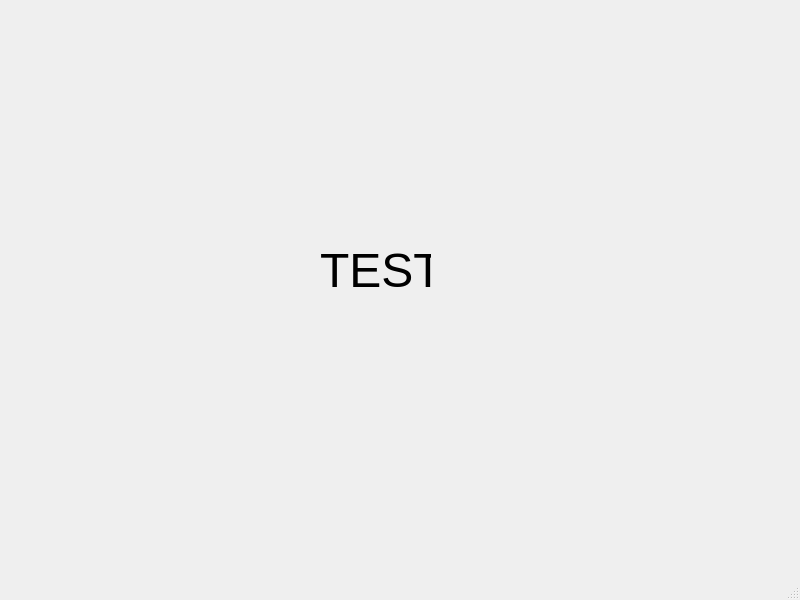
Before: the Qt Designer form admin.ui in aesthetic-what/database_with_python, drawn with Qt 5.
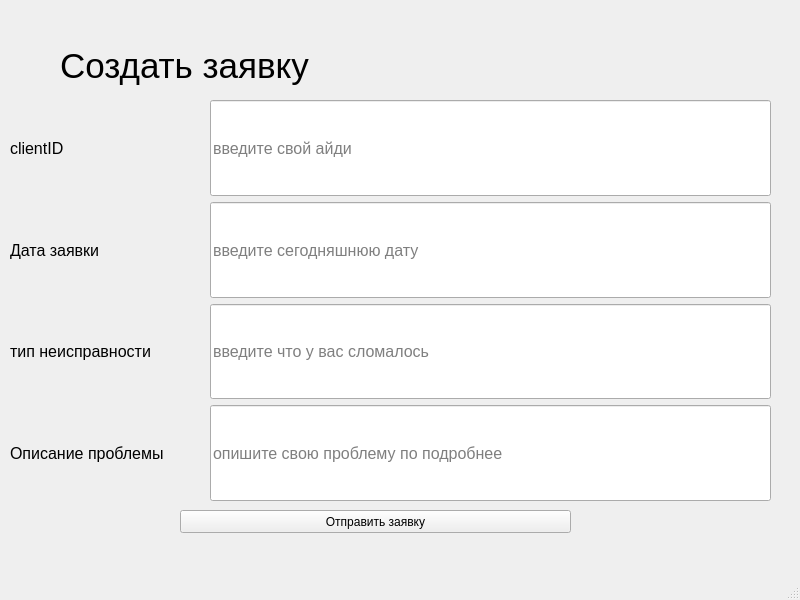
After: the same form once the commit is applied.

```diff
--- a/admin.ui
+++ b/admin.ui
@@ -17,20 +17,209 @@
    <widget class="QLabel" name="label">
     <property name="geometry">
      <rect>
-      <x>320</x>
-      <y>230</y>
-      <width>111</width>
-      <height>81</height>
+      <x>60</x>
+      <y>30</y>
+      <width>651</width>
+      <height>71</height>
      </rect>
     </property>
     <property name="font">
      <font>
-      <family>Yu Gothic UI</family>
-      <pointsize>36</pointsize>
+      <family>Segoe UI</family>
+      <pointsize>26</pointsize>
      </font>
     </property>
     <property name="text">
-     <string>TEST</string>
+     <string>Создать заявку</string>
+    </property>
+   </widget>
+   <widget class="QWidget" name="verticalLayoutWidget">
+    <property name="geometry">
+     <rect>
+      <x>10</x>
+      <y>100</y>
+      <width>184</width>
+      <height>401</height>
+     </rect>
+    </property>
+    <layout class="QVBoxLayout" name="verticalLayout">
+     <item>
+      <widget class="QLabel" name="label_2">
+       <property name="sizePolicy">
+        <sizepolicy hsizetype="Minimum" vsizetype="Expanding">
+         <horstretch>0</horstretch>
+         <verstretch>0</verstretch>
+        </sizepolicy>
+       </property>
+       <property name="font">
+        <font>
+         <family>Segoe UI</family>
+         <pointsize>12</pointsize>
+        </font>
+       </property>
+       <property name="text">
+        <string>clientID</string>
+       </property>
+      </widget>
+     </item>
+     <item>
+      <widget class="QLabel" name="label_3">
+       <property name="sizePolicy">
+        <sizepolicy hsizetype="Minimum" vsizetype="Expanding">
+         <horstretch>0</horstretch>
+         <verstretch>0</verstretch>
+        </sizepolicy>
+       </property>
+       <property name="font">
+        <font>
+         <family>Segoe UI</family>
+         <pointsize>12</pointsize>
+        </font>
+       </property>
+       <property name="text">
+        <string>Дата заявки</string>
+       </property>
+      </widget>
+     </item>
+     <item>
+      <widget class="QLabel" name="label_4">
+       <property name="sizePolicy">
+        <sizepolicy hsizetype="Minimum" vsizetype="Expanding">
+         <horstretch>0</horstretch>
+         <verstretch>0</verstretch>
+        </sizepolicy>
+       </property>
+       <property name="font">
+        <font>
+         <family>Segoe UI</family>
+         <pointsize>12</pointsize>
+        </font>
+       </property>
+       <property name="text">
+        <string>тип неисправности</string>
+       </property>
+      </widget>
+     </item>
+     <item>
+      <widget class="QLabel" name="label_5">
+       <property name="sizePolicy">
+        <sizepolicy hsizetype="Minimum" vsizetype="Expanding">
+         <horstretch>0</horstretch>
+         <verstretch>0</verstretch>
+        </sizepolicy>
+       </property>
+       <property name="font">
+        <font>
+         <family>Segoe UI</family>
+         <pointsize>12</pointsize>
+        </font>
+       </property>
+       <property name="text">
+        <string>Описание проблемы</string>
+       </property>
+      </widget>
+     </item>
+    </layout>
+   </widget>
+   <widget class="QWidget" name="verticalLayoutWidget_2">
+    <property name="geometry">
+     <rect>
+      <x>210</x>
+      <y>100</y>
+      <width>561</width>
+      <height>401</height>
+     </rect>
+    </property>
+    <layout class="QVBoxLayout" name="verticalLayout_2">
+     <item>
+      <widget class="QLineEdit" name="line_clientId">
+       <property name="sizePolicy">
+        <sizepolicy hsizetype="Minimum" vsizetype="Expanding">
+         <horstretch>0</horstretch>
+         <verstretch>0</verstretch>
+        </sizepolicy>
+       </property>
+       <property name="font">
+        <font>
+         <family>Segoe UI</family>
+         <pointsize>12</pointsize>
+        </font>
+       </property>
+       <property name="placeholderText">
+        <string>введите свой айди</string>
+       </property>
+      </widget>
+     </item>
+     <item>
+      <widget class="QLineEdit" name="line_date">
+       <property name="sizePolicy">
+        <sizepolicy hsizetype="Minimum" vsizetype="Expanding">
+         <horstretch>0</horstretch>
+         <verstretch>0</verstretch>
+        </sizepolicy>
+       </property>
+       <property name="font">
+        <font>
+         <family>Segoe UI</family>
+         <pointsize>12</pointsize>
+        </font>
+       </property>
+       <property name="placeholderText">
+        <string>введите сегодняшнюю дату</string>
+       </property>
+      </widget>
+     </item>
+     <item>
+      <widget class="QLineEdit" name="line_fault">
+       <property name="sizePolicy">
+        <sizepolicy hsizetype="Minimum" vsizetype="Expanding">
+         <horstretch>0</horstretch>
+         <verstretch>0</verstretch>
+        </sizepolicy>
+       </property>
+       <property name="font">
+        <font>
+         <family>Segoe UI</family>
+         <pointsize>12</pointsize>
+        </font>
+       </property>
+       <property name="placeholderText">
+        <string>введите что у вас сломалось</string>
+       </property>
+      </widget>
+     </item>
+     <item>
+      <widget class="QLineEdit" name="line_desc">
+       <property name="sizePolicy">
+        <sizepolicy hsizetype="Minimum" vsizetype="Expanding">
+         <horstretch>0</horstretch>
+         <verstretch>0</verstretch>
+        </sizepolicy>
+       </property>
+       <property name="font">
+        <font>
+         <family>Segoe UI</family>
+         <pointsize>12</pointsize>
+        </font>
+       </property>
+       <property name="placeholderText">
+        <string>опишите свою проблему по подробнее</string>
+       </property>
+      </widget>
+     </item>
+    </layout>
+   </widget>
+   <widget class="QPushButton" name="confirm">
+    <property name="geometry">
+     <rect>
+      <x>180</x>
+      <y>510</y>
+      <width>391</width>
+      <height>23</height>
+     </rect>
+    </property>
+    <property name="text">
+     <string>Отправить заявку</string>
     </property>
    </widget>
   </widget>
```
